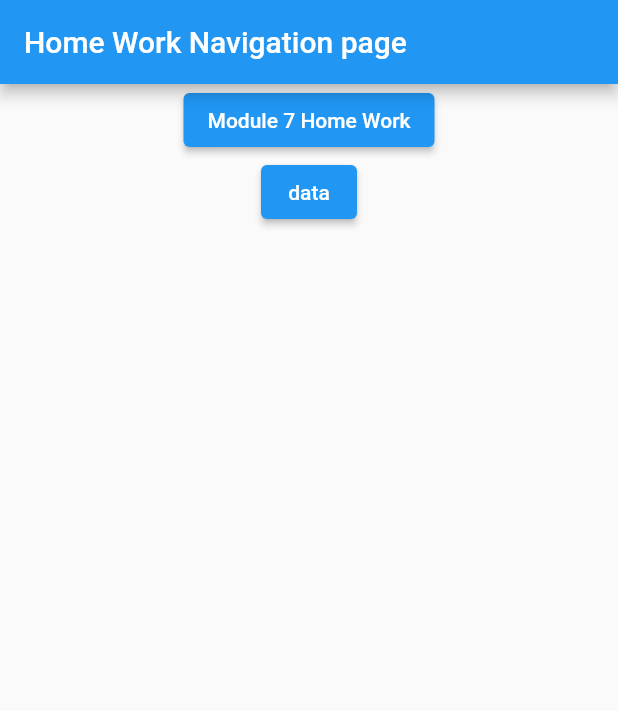
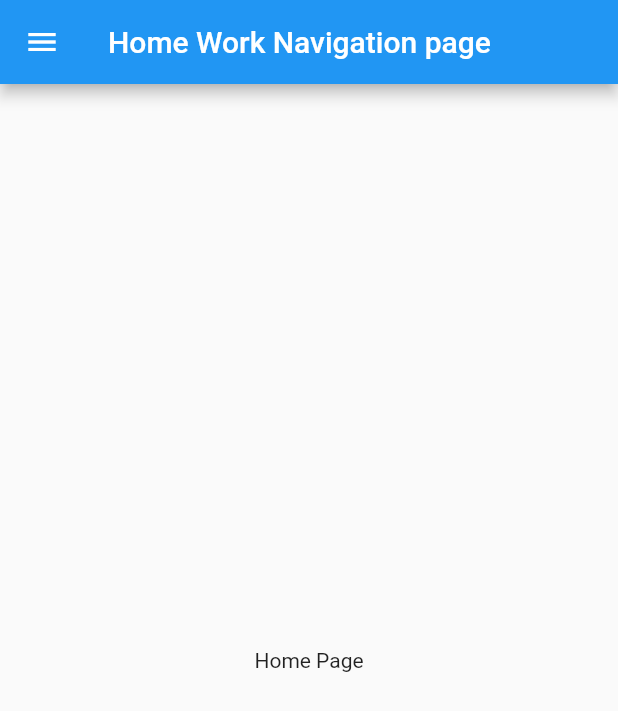
Before and after one commit to Meyirman1993/mod7homework, a Flutter app: the screen it shows after launch, on a phone screen of 412 x 824 dp. Shown: the top 711 px of the screen. Run offline on Flutter 3.47's test engine with Material 2 defaults, Android fonts, the phone set to English and light mode, and no system bars; our stand-ins replace go_router.

Commit message:
deleting mod 8 page

```diff
--- /dev/null
+++ b/lib/dictionary/all_artist.dart
@@ -0,0 +1,14 @@
+import 'package:modul7_homework/dictionary/artist.dart';
+import 'package:modul7_homework/fetch_file.dart';
+
+class Artists {
+  static final rowData = fetchFileFromAssetsToListArtist('assets/artists.json');
+  static final data = rowData as List<Artist>;
+
+  static Artist artist(String ait) => data.artist(ait);
+}
+
+extension on List<Artist> {
+  Artist artist(String ait) =>
+      singleWhere((a) => a.id == ait, orElse: throw Exception());
+}
--- a/lib/main.dart
+++ b/lib/main.dart
@@ -1,18 +1,16 @@
 import 'package:flutter/material.dart';
 import 'package:go_router/go_router.dart';
+import 'package:modul7_homework/dictionary/all_artist.dart';
 
-import 'package:modul7_homework/fetch_file.dart';
-
+import 'package:modul7_homework/pages/artist_list_widget.dart';
 import 'package:modul7_homework/pages/home_page.dart';
-import 'package:modul7_homework/pages/home_work_m7.dart';
-import 'package:modul7_homework/pages/home_work_mod8.dart';
 
 void main() {
-  runApp(_MyApp());
+  runApp(const _MyApp());
 }
 
 class _MyApp extends StatelessWidget {
-  _MyApp({Key? key}) : super(key: key);
+  const _MyApp({Key? key}) : super(key: key);
 
   @override
   Widget build(BuildContext context) {
@@ -34,22 +32,16 @@ GoRouter _router = GoRouter(
           MaterialPage(child: const HomePageWidget(), key: state.pageKey),
       routes: [
         GoRoute(
-          path: 'm7Page',
+          path: 'artistsPage',
           name: 'artistsPage',
-          builder: (BuildContext context, GoRouterState state) {
-            final rowData =
-                fetchFileFromAssetsToListArtist('assets/artists.json');
-            final artists = rowData;
-            return Modul7HomeWorkWidget(
-              artists: artists,
+          pageBuilder: (context, state) {
+            // final artists = Artists.da;
+            return MaterialPage(
+              key: state.pageKey,
+              child: ArtistsListWidget(list: Artists.rowData),
             );
           },
         ),
-        GoRoute(
-          path: 'm8Page',
-          name: 'mod8hp',
-          builder: (context, state) => Modul8HomeWorkWidget(),
-        )
       ],
     ),
   ],
--- a/lib/pages/home_page.dart
+++ b/lib/pages/home_page.dart
@@ -11,29 +11,84 @@ class HomePageWidget extends StatefulWidget {
 class _HomePageWidgetState extends State<HomePageWidget> {
   @override
   Widget build(BuildContext context) {
+    const draverKey = Key('value');
     return Scaffold(
-      appBar: AppBar(
-        title: const Text('Home Work Navigation page'),
-      ),
-      body: SizedBox(
-        width: double.infinity,
+      drawer: Drawer(
+        key: draverKey,
+        child: SafeArea(
           child: Column(
             children: [
-            ElevatedButton(
+              TextButton(
                 onPressed: () {
-                GoRouter.of(context).push('/m7Page');
+                  //GoRouter.of(context).pop();
+                  Navigator.of(context).pop();
                 },
-              child: const Text('Module 7 Home Work'),
+                child: const Text('Home page'),
               ),
-            ElevatedButton(
+              TextButton(
                 onPressed: () {
-                GoRouter.of(context).push('/m8Page');
+                  GoRouter.of(context).push('/artistsPage');
+                  Navigator.pop(context);
                 },
-              child: const Text('data'),
+                child: const Text('Artists'),
               ),
             ],
           ),
         ),
+      ),
+      appBar: AppBar(
+        title: const Text('Home Work Navigation page'),
+      ),
+      body: const Center(
+        child: Text('Home Page'),
+      ),
     );
   }
 }
+
+
+
+
+
+
+
+
+
+
+
+      // endDrawer: Drawer(
+      //   child: FutureBuilder(
+      //     future: widget.artists,
+      //     builder: (BuildContext context, AsyncSnapshot snapshot) {
+      //       switch (snapshot.connectionState) {
+      //         case ConnectionState.waiting:
+      //           return const CircularProgressIndicator();
+      //         case ConnectionState.active:
+      //           return const LinearProgressIndicator();
+      //         case ConnectionState.done:
+      //           final artistList = snapshot.data as List<Artist>;
+      //           return ListView.builder(
+      //             itemCount: artistList.length,
+      //             itemBuilder: (BuildContext context, int index) {
+      //               return ListTile(
+      //                 title: Text(artistList[index].name),
+      //                 onTap: () {
+      //                   setState(() {
+      //                     name = artistList[index].name;
+      //                     info = artistList[index].info;
+      //                   });
+      //                   Navigator.pop(context);
+      //                 },
+      //               );
+      //             },
+      //           );
+      //         default:
+      //           return Scaffold(
+      //             appBar: AppBar(
+      //               title: const Text('Page Not found'),
+      //             ),
+      //           );
+      //       }
+      //     },
+      //   ),
+      // ),
```
Also changed, not shown: lib/pages/artist_info_page.dart (added, +23 -0 lines), lib/pages/artist_list_widget.dart (added, +94 -0 lines), lib/pages/home_work_m7.dart (deleted, +0 -84 lines), lib/pages/home_work_mod8.dart (deleted, +0 -17 lines). Lines whose indentation alone changed are shown as unchanged.
